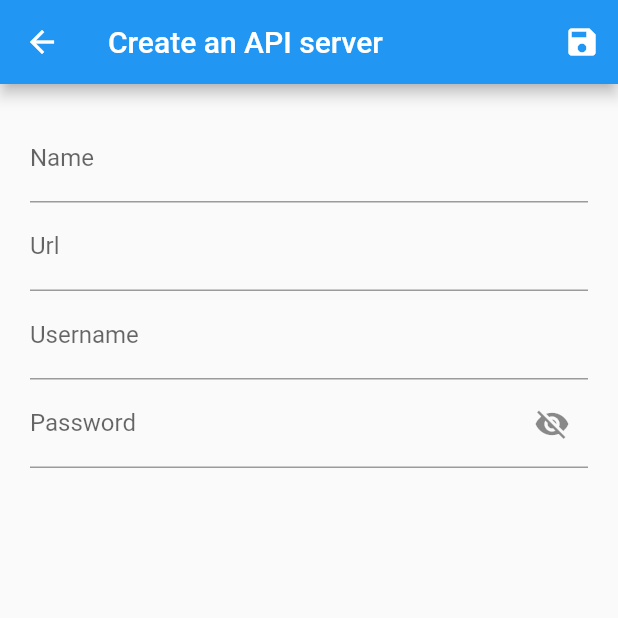
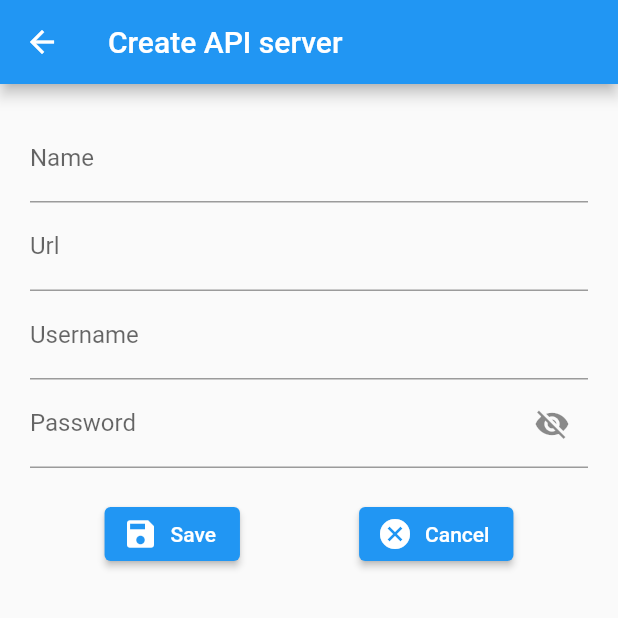
Before and after one commit to constantdupuis/fium, a Flutter app: the ApiServerFormScreen screen opened by its route, on a phone screen of 412 x 824 dp, the top half of it. Run offline on Flutter 3.47's test engine with Material 2 defaults, Android fonts, the light colour scheme and no system bars; our stand-ins replace flutter_riverpod, font_awesome_flutter, hive, hive_flutter; accounts and stored records are empty.

Commit message:
Refactor MainLayout
- start ApiServer Config Home screenpage
- add confirmation on delete
- loggin to API Server
- install FontAwesome
-

```diff
--- /dev/null
+++ b/lib/configuration/configuration.dart
@@ -0,0 +1,2 @@
+const verySmallDeviceBreakPoint = 500;
+const smallDeviceBreakPoint = 600;
--- /dev/null
+++ b/lib/helpers/http_helpers.dart
@@ -0,0 +1,6 @@
+String removeTrailingSlash(String url) {
+  if (url.endsWith('/')) {
+    url = url.substring(0, url.length - 1);
+  }
+  return url;
+}
--- a/lib/layouts/main_layouts.dart
+++ b/lib/layouts/main_layouts.dart
@@ -1,10 +1,17 @@
 import 'package:flutter/material.dart';
+
+import '../configuration/configuration.dart';
 
 class MainLayout extends StatelessWidget {
   final AppBar appBar;
   final Widget content;
+  final double surroundingRation;
 
-  const MainLayout({super.key, required this.appBar, required this.content});
+  const MainLayout(
+      {super.key,
+      required this.appBar,
+      required this.content,
+      this.surroundingRation = 0.7});
 
   @override
   Widget build(BuildContext context) {
@@ -47,52 +54,66 @@ class MainLayout extends StatelessWidget {
     //     ),
     //   );
     // }
-    if (mediaData.size.width > 900) {
-      return Container(
-        color: Colors.white,
-        child: Row(
-          crossAxisAlignment: CrossAxisAlignment.stretch,
-          children: [
-            Expanded(
-              child: Column(
-                mainAxisAlignment: MainAxisAlignment.start,
-                children: [
-                  SizedBox(
-                    height: appBar.preferredSize.height,
-                    width: null,
-                    child: Container(
-                      decoration: const BoxDecoration(
-                        color: Color(0xff73214d),
-                      ),
-                    ),
-                  ),
-                ],
-              ),
-            ),
-            Expanded(
-              flex: 3,
-              child: Scaffold(
-                appBar: appBar,
-                body: content,
-              ),
-            ),
-            Expanded(
-              child: Column(
-                mainAxisAlignment: MainAxisAlignment.start,
-                children: [
-                  SizedBox(
-                    height: appBar.preferredSize.height,
-                    width: null,
-                    child: Container(
-                      decoration: const BoxDecoration(
-                        color: Color(0xff73214d),
-                      ),
-                    ),
-                  ),
-                ],
-              ),
-            ),
-          ],
+    // if (mediaData.size.width > 900) {
+    //   return Container(
+    //     color: Colors.white,
+    //     child: Row(
+    //       crossAxisAlignment: CrossAxisAlignment.stretch,
+    //       children: [
+    //         Expanded(
+    //           child: Column(
+    //             mainAxisAlignment: MainAxisAlignment.start,
+    //             children: [
+    //               SizedBox(
+    //                 height: appBar.preferredSize.height,
+    //                 width: null,
+    //                 child: Container(
+    //                   decoration: const BoxDecoration(
+    //                     color: Color(0xff73214d),
+    //                   ),
+    //                 ),
+    //               ),
+    //             ],
+    //           ),
+    //         ),
+    //         Expanded(
+    //           flex: 3,
+    //           child: Scaffold(
+    //             appBar: appBar,
+    //             body: content,
+    //           ),
+    //         ),
+    //         Expanded(
+    //           child: Column(
+    //             mainAxisAlignment: MainAxisAlignment.start,
+    //             children: [
+    //               SizedBox(
+    //                 height: appBar.preferredSize.height,
+    //                 width: null,
+    //                 child: Container(
+    //                   decoration: const BoxDecoration(
+    //                     color: Color(0xff73214d),
+    //                   ),
+    //                 ),
+    //               ),
+    //             ],
+    //           ),
+    //         ),
+    //       ],
+    //     ),
+    //   );
+    // }
+
+    if (mediaData.size.width > smallDeviceBreakPoint) {
+      return Scaffold(
+        appBar: appBar,
+        body: Center(
+          child: Container(
+            width: smallDeviceBreakPoint +
+                ((mediaData.size.width - smallDeviceBreakPoint) *
+                    surroundingRation),
+            child: content,
+          ),
         ),
       );
     }
--- a/lib/main.dart
+++ b/lib/main.dart
@@ -1,6 +1,7 @@
 import 'package:flutter/material.dart';
 import 'package:flutter_riverpod/flutter_riverpod.dart';
 import 'package:identity_users_manager/helpers/colors.dart';
+import 'package:identity_users_manager/screens/api_server_config_home.dart';
 
 import 'screens/api_server_form_screen.dart';
 import 'providers/local_settings.dart';
@@ -27,6 +28,7 @@ class MyApp extends ConsumerWidget {
       home: const ApiServerListScreen(),
       routes: {
         ApiServerFormScreen.routeName: (context) => const ApiServerFormScreen(),
+        ApiServerConfigHome.routeName: (context) => const ApiServerConfigHome(),
       },
     );
   }
--- a/lib/models/api_server.dart
+++ b/lib/models/api_server.dart
@@ -12,4 +12,17 @@ class ApiServer extends HiveObject {
   String username = '';
   @HiveField(3)
   String password = '';
+
+  @override
+  bool operator ==(Object other) =>
+      other is ApiServer &&
+      other.name == name &&
+      other.url == url &&
+      other.username == username &&
+      other.password == password;
+
+  @override
+  int get hashCode {
+    return '$name$url$username$password'.hashCode;
+  }
 }
--- a/lib/screens/api_server_form_screen.dart
+++ b/lib/screens/api_server_form_screen.dart
@@ -3,6 +3,8 @@ import 'package:flutter_riverpod/flutter_riverpod.dart';
 import 'package:identity_users_manager/models/api_server.dart';
 
 import '../configuration/form_mode.dart';
+import '../helpers/confirm_dialog.dart';
+import '../helpers/info_dialog.dart';
 import '../layouts/main_layouts.dart';
 import '../providers/local_settings.dart';
 
@@ -51,30 +53,46 @@ class _ApiServerForeenState extends ConsumerState<ApiServerFormScreen> {
     }
 
     return MainLayout(
-      appBar: _appBar(),
+      appBar: _appBar(context),
       content: _body(),
+      surroundingRation: 0.2,
     );
-
-    // return Scaffold(
-    //   appBar: _appBar(),
-    //   body: _body(),
-    // );
   }
 
-  AppBar _appBar() {
+  AppBar _appBar(BuildContext context) {
     return AppBar(
       title: formMode == FormModes.add
-          ? const Text('Create an API server')
-          : const Text('Update the API server'),
-      actions: [
-        IconButton(
-          icon: const Icon(Icons.save),
-          tooltip: formMode == FormModes.add ? 'Save' : 'Update',
-          onPressed: () {
-            _saveProxy();
-          },
-        ),
-      ],
+          ? const Text('Create API server')
+          : const Text('Edit API server'),
+      // actions: [
+      //   if (formMode == FormModes.edit)
+      //     IconButton(
+      //       icon: const Icon(Icons.delete),
+      //       tooltip: 'Delete',
+      //       onPressed: () async {
+      //         final confirm =
+      //             await showConfirmDialog(context, "Delete API Server ?");
+      //         if (confirm!) {
+      //           final localSettings = ref.read(localSettingsProvider);
+      //           localSettings.removeApiServer(_apiServer).then((value) {
+      //             print('API Server removed');
+      //             Navigator.of(context).pop();
+      //           }).onError((error, stackTrace) async {
+      //             await showInfoDialog(
+      //                 context, "Failed to remove API [$error]");
+      //             print('Failed to remove API $error');
+      //           });
+      //         }
+      //       },
+      //     ),
+      //   IconButton(
+      //     icon: const Icon(Icons.save),
+      //     tooltip: formMode == FormModes.add ? 'Save' : 'Update',
+      //     onPressed: () {
+      //       _saveProxy();
+      //     },
+      //   ),
+      // ],
     );
   }
 
@@ -152,6 +170,50 @@ class _ApiServerForeenState extends ConsumerState<ApiServerFormScreen> {
                 _apiServer.password = newValue ?? _apiServer.password;
               },
             ),
+            Container(
+              padding: EdgeInsets.symmetric(vertical: 20, horizontal: 10),
+              child: Row(
+                mainAxisAlignment: MainAxisAlignment.spaceAround,
+                children: [
+                  ElevatedButton.icon(
+                    onPressed: () {
+                      _saveProxy();
+                    },
+                    icon: const Icon(Icons.save),
+                    label: Text(formMode == FormModes.add ? 'Save' : 'Update'),
+                  ),
+                  if (formMode == FormModes.edit)
+                    ElevatedButton.icon(
+                      onPressed: () async {
+                        final confirm = await showConfirmDialog(
+                            context, "Delete API Server ?");
+                        if (confirm!) {
+                          final localSettings = ref.read(localSettingsProvider);
+                          localSettings
+                              .removeApiServer(_apiServer)
+                              .then((value) {
+                            print('API Server removed');
+                            Navigator.of(context).pop();
+                          }).onError((error, stackTrace) async {
+                            await showInfoDialog(
+                                context, "Failed to remove API [$error]");
+                            print('Failed to remove API $error');
+                          });
+                        }
+                      },
+                      icon: const Icon(Icons.delete),
+                      label: const Text('Delete'),
+                    ),
+                  ElevatedButton.icon(
+                    onPressed: () {
+                      Navigator.of(context).pop();
+                    },
+                    icon: const Icon(Icons.cancel),
+                    label: const Text('Cancel'),
+                  ),
+                ],
+              ),
+            )
           ],
         ),
       ),
--- a/lib/screens/api_server_list_screen.dart
+++ b/lib/screens/api_server_list_screen.dart
@@ -18,6 +18,10 @@ class ApiServerListScreen extends StatelessWidget {
             Navigator.of(context).pushNamed(ApiServerFormScreen.routeName);
           },
           icon: const Icon(Icons.add),
+          tooltip: 'Add API server config',
+        ),
+        SizedBox(
+          width: 15,
         )
       ],
     );
--- a/lib/widgets/api_server_list.dart
+++ b/lib/widgets/api_server_list.dart
@@ -12,12 +12,14 @@ class ApiServerList extends ConsumerWidget {
   Widget build(BuildContext context, WidgetRef ref) {
     var localSettings = ref.watch(localSettingsProvider);
     return FutureBuilder(
+      future: localSettings.getApiServerList(),
       builder: (context, snapshot) {
         if (snapshot.connectionState == ConnectionState.waiting) {
           return const Center(child: CircularProgressIndicator());
         } else if (snapshot.connectionState == ConnectionState.done &&
             snapshot.hasError) {
-          return const Center(child: Text('Failed to load api server list'));
+          return const Center(
+              child: Text('Failed to load api server list :-('));
         }
         final apiServerList = snapshot.data as List<ApiServer>;
         if (apiServerList.isEmpty) {
@@ -37,7 +39,6 @@ class ApiServerList extends ConsumerWidget {
           ),
         );
       },
-      future: localSettings.getApiServerList(),
     );
   }
 }
--- a/pubspec.yaml
+++ b/pubspec.yaml
@@ -38,6 +38,9 @@ dependencies:
   hive: ^2.2.3
   hive_flutter: ^1.1.0
   font_awesome_flutter: ^10.1.0
+  http: ^0.13.5
+  freezed_annotation: ^2.1.0
+  json_annotation: ^4.6.0
 
 dev_dependencies:
   flutter_test:
@@ -51,6 +54,8 @@ dev_dependencies:
   flutter_lints: ^2.0.0
   hive_generator: ^1.1.3
   build_runner: ^2.2.0
+  freezed: ^2.1.0+1
+  json_serializable: ^6.3.1
 
 # For information on the generic Dart part of this file, see the
 # following page: https://dart.dev/tools/pub/pubspec
```
Also changed, not shown: lib/helpers/confirm_dialog.dart (added, +25 -0 lines), lib/helpers/info_dialog.dart (added, +19 -0 lines), lib/models/identity_user.dart (added, +17 -0 lines), lib/providers/api_server_provider.dart (added, +34 -0 lines), lib/screens/api_server_config_home.dart (added, +109 -0 lines), lib/widgets/api_server_item.dart (+54 -24 lines), pubspec.lock.
